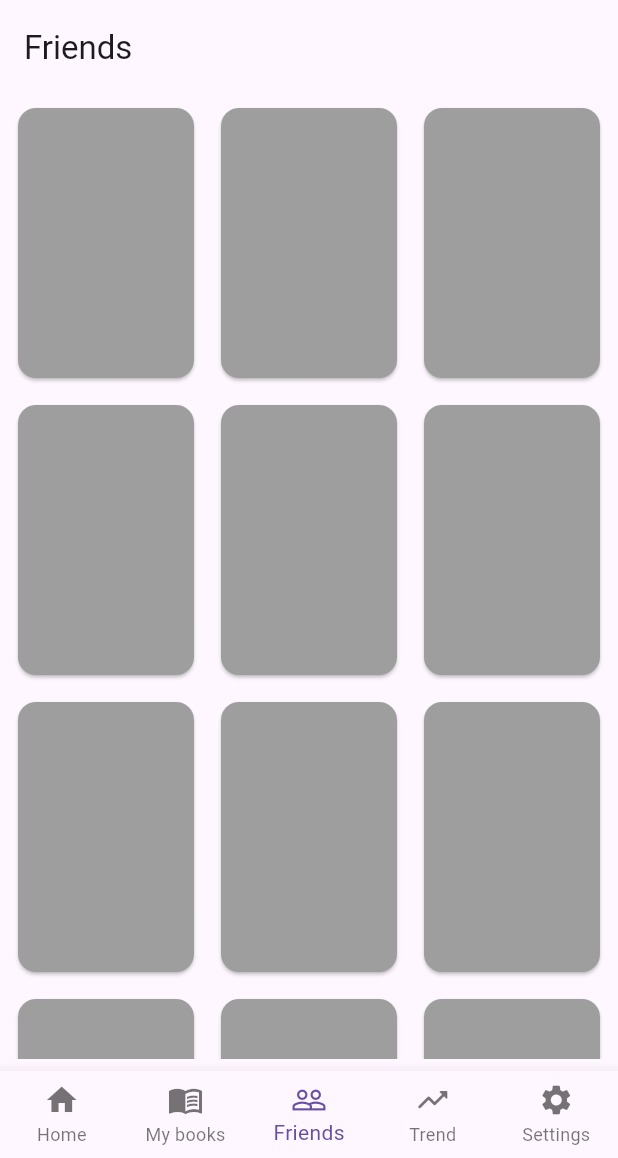
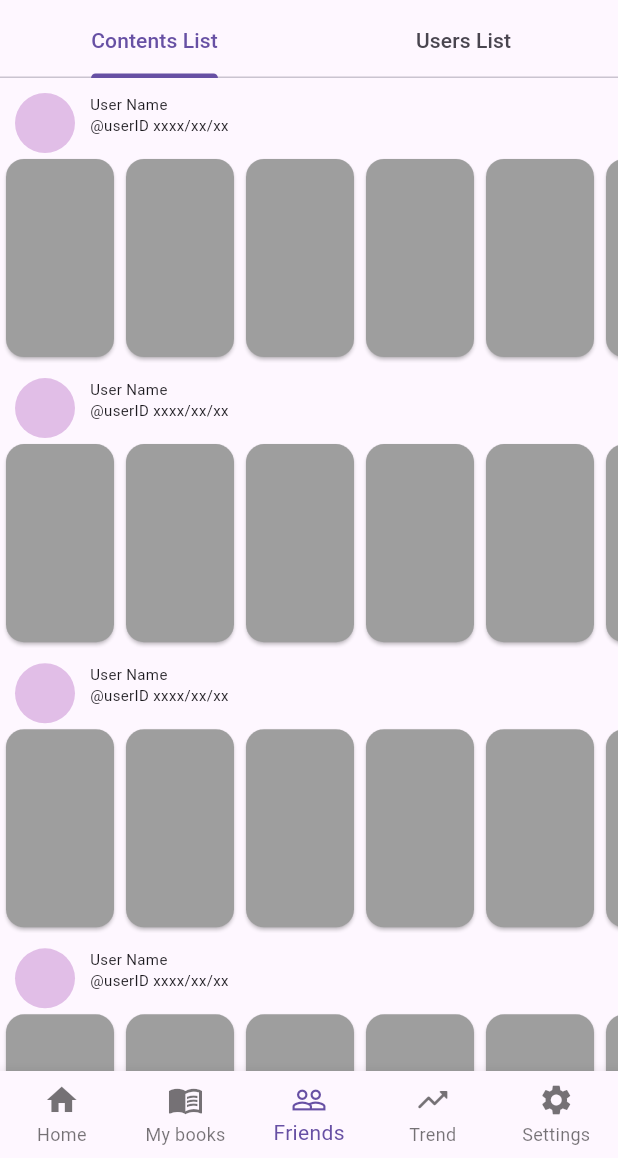
Before and after one commit to n0o0i/yomiru, a Flutter app: the screen it shows after launch, item 3 of the bottom bar chosen, on a phone screen of 412 x 824 dp, the part 78-1236 px from its top. Run offline on Flutter 3.47's test engine with Material 3 defaults, Android fonts, the phone set to English and light mode, and no system bars.

Commit message:
update friends view

```diff
--- /dev/null
+++ b/lib/frontend/Friends/contentsListVIew.dart
@@ -0,0 +1,67 @@
+import 'package:flutter/material.dart';
+import 'package:yomiru/frontend/shared/bookHorizonalList.dart';
+
+class ContentsListView extends StatelessWidget {
+  @override
+  Widget build(BuildContext context) {
+    final screenHeight = MediaQuery.of(context).size.height;
+
+    // TODO: implement build
+    return ListView.builder(
+      itemCount: 30,
+      itemBuilder: (context, index) {
+        return Container(
+          child: Column(
+            children: [
+              SizedBox(height: 10),
+              Row(
+                crossAxisAlignment: CrossAxisAlignment.start,
+                children: [
+                  SizedBox(width: 10),
+                  CircleAvatar(
+                    backgroundColor: Colors.purple[100],
+                  ),
+                  SizedBox(width: 10),
+                  Column(
+                    crossAxisAlignment: CrossAxisAlignment.start,
+                    children: [
+                      Text(
+                        'User Name',
+                        style: TextStyle(
+                          fontSize: 10
+                        ),
+                      ),
+                      Text(
+                        '@userID xxxx/xx/xx',
+                        style: TextStyle(
+                          fontSize: 10
+                        ),
+                      )
+                    ],
+                  )
+                ],
+              ),
+              SizedBox(
+                height: screenHeight * 0.17,
+                child: ListView.builder(
+                  scrollDirection: Axis.horizontal,
+                  itemCount: 10,
+                  itemBuilder: (context, index){
+                    return Container(
+                      child: SizedBox(
+                        width: 80,
+                        child: Card(
+                          color: Colors.grey,
+                        ),
+                      ),
+                    );
+                  },
+                ),
+              )
+            ],
+          )
+        );
+      },
+    );
+  }
+}
--- a/lib/frontend/Friends/friends.dart
+++ b/lib/frontend/Friends/friends.dart
@@ -1,14 +1,29 @@
 import 'package:flutter/material.dart';
-import 'package:yomiru/frontend/shared/booksGridView.dart';
+import 'package:yomiru/frontend/Friends/contentsListVIew.dart';
+import 'package:yomiru/frontend/Friends/userListView.dart';
 
 class Friends extends StatelessWidget {
   @override
   Widget build(BuildContext context) {
-    return Scaffold(
-      appBar: AppBar(title: Text('Friends')),
-      body:  Padding(
-        padding: const EdgeInsets.all(8.0),
-        child: booksGridView(),
+    return DefaultTabController(
+      length: 2,
+      child: Column(
+        children: [
+          const TabBar(
+            tabs: <Widget>[
+              Tab(text: 'Contents List'),
+              Tab(text: 'Users List')
+            ],
+          ),
+          Expanded(
+            child: TabBarView(
+              children: [
+                ContentsListView(),
+                UserListView()
+              ],
+            ),
+          )
+        ],
       )
     );
   }
```
Also changed, not shown: lib/frontend/Friends/userListView.dart (added, +54 -0 lines), lib/frontend/Home/summary.dart (+1 -78 lines), lib/frontend/shared/bookHorizonalList.dart (added, +22 -0 lines), lib/frontend/shared/bookListSection.dart (added, +59 -0 lines).
